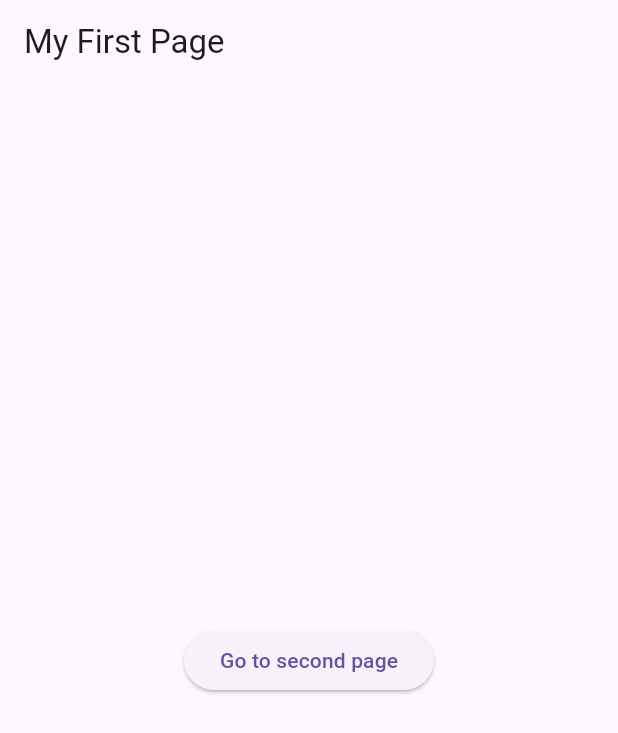
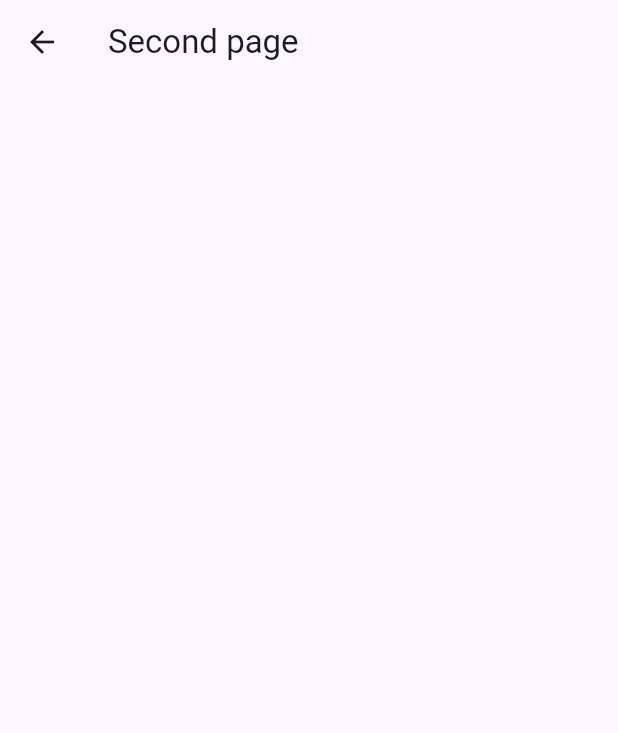
Before and after one commit to Odhi-ambo/flutter_fundamentals_101, a Flutter app: the screen it shows after launch, after a tap on "Go to second page", on a phone screen of 412 x 824 dp. Shown: the top 733 px of the screen. Run offline on Flutter 3.47's test engine with Material 3 defaults, Android fonts, the phone set to English and light mode, and no system bars.

Commit message:
initial commit-navigating the pages

```diff
--- a/lib/pages/first_page.dart
+++ b/lib/pages/first_page.dart
@@ -1,4 +1,5 @@
 import 'package:flutter/material.dart';
+import 'package:flutter_for_beginners/pages/second_page.dart';
 
 class FirstPage extends StatelessWidget {
   const FirstPage({super.key});
@@ -7,12 +8,17 @@ class FirstPage extends StatelessWidget {
   Widget build(BuildContext context) {
     return Scaffold(
       appBar: AppBar(
-        title: Text('My First Page'),
+        title: Text(
+          'My First Page',
+        ),
       ),
       body: Center(
         child: ElevatedButton(
           child: Text('Go to second page'),
-          onPressed: () {},
+          onPressed: () {
+            Navigator.push(
+                context, MaterialPageRoute(builder: (context) => SecondPage()));
+          },
         ),
       ),
     );
--- a/lib/pages/second_page.dart
+++ b/lib/pages/second_page.dart
@@ -5,6 +5,10 @@ class SecondPage extends StatelessWidget {
 
   @override
   Widget build(BuildContext context) {
-    return Scaffold();
+    return Scaffold(
+      appBar: AppBar(
+        title: Text('Second page'),
+      ),
+    );
   }
 }
```
